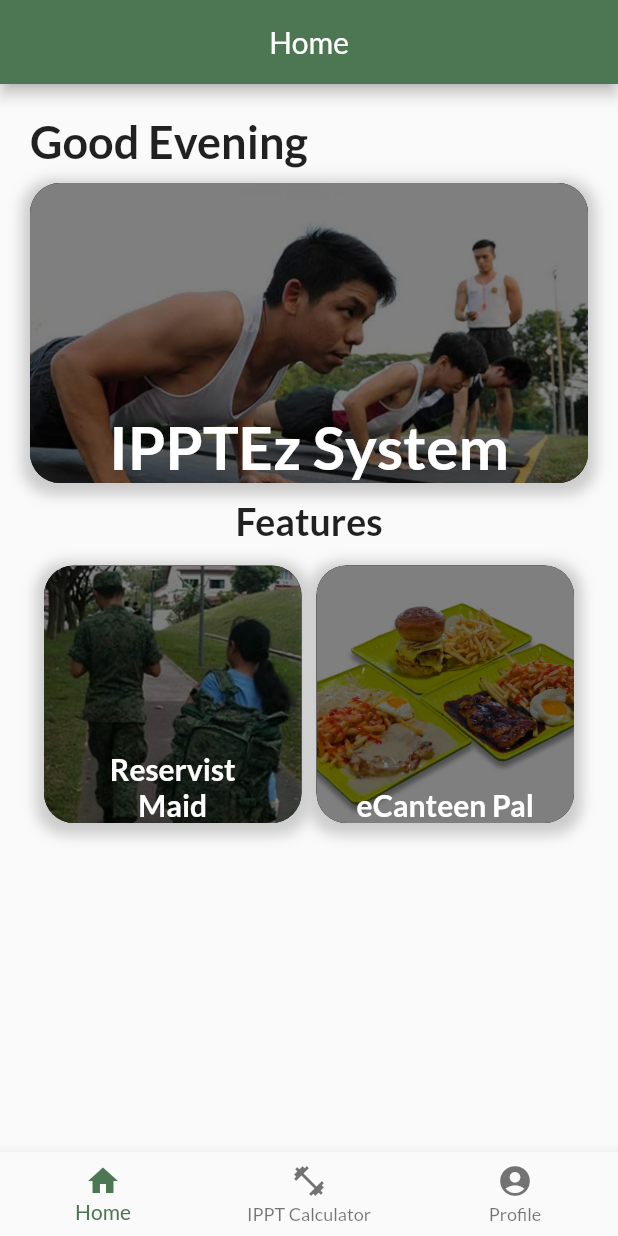
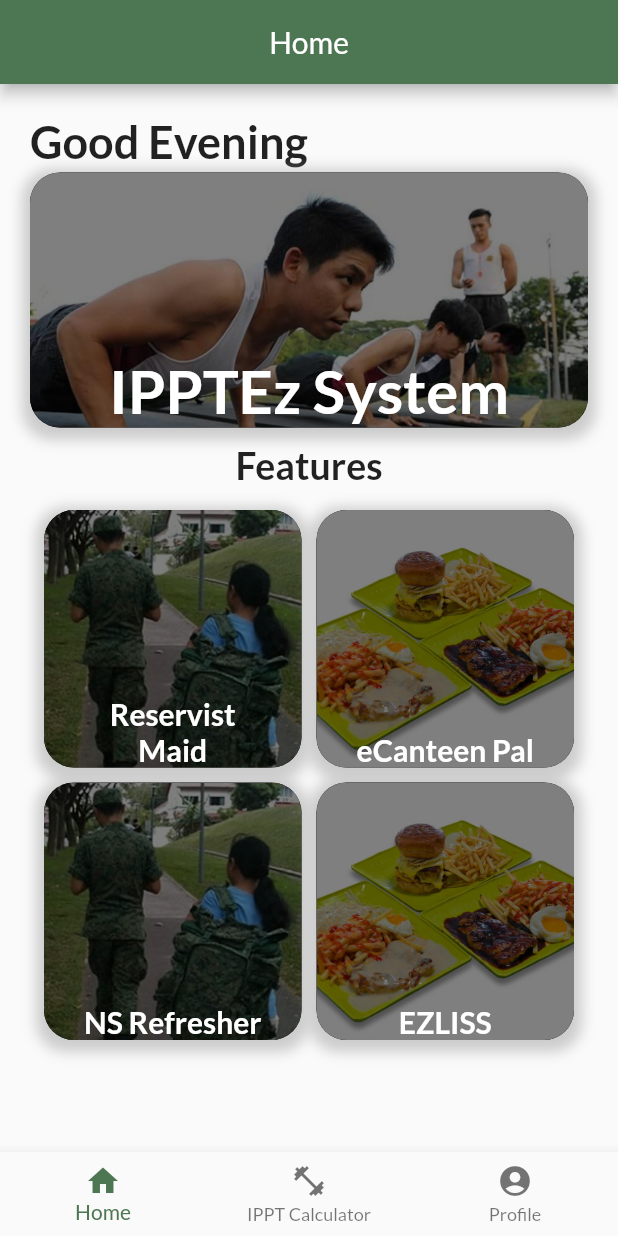
Before and after one commit to firwer/dstahackathon, a Flutter app: the screen it shows once a user with an empty profile is signed in, on a phone screen of 412 x 824 dp. Run offline on Flutter 3.47's test engine with Material 2 defaults, Android fonts, the phone set to English and light mode, and no system bars; our stand-ins replace cloud_firestore, firebase_auth, firebase_core, flutter_svg; accounts and stored records are empty.

Commit message:
Adjust height & added NS Refresher

```diff
--- a/code-exp/lib/pages/userpage.dart
+++ b/code-exp/lib/pages/userpage.dart
@@ -101,7 +101,7 @@ class _HomeTabState extends State<HomeTab> {
                     style:
                         TextStyle(fontWeight: FontWeight.bold, fontSize: 30)),
               ),
-              SizedBox(height: 10),
+              SizedBox(height: 3),
               //IPPTEz System
               InkWell(
                 child: Stack(
@@ -109,7 +109,7 @@ class _HomeTabState extends State<HomeTab> {
                   children: [
                     Container(
                       width: MediaQuery.of(context).size.width,
-                      height: 200.0,
+                      height: 170.0,
                       decoration: BoxDecoration(
                         color: Colors.black,
                         image: DecorationImage(
@@ -242,6 +242,104 @@ class _HomeTabState extends State<HomeTab> {
                   ),
                 ],
               ),
+              SizedBox(
+                height: 10,
+              ),
+              Row(
+                mainAxisAlignment: MainAxisAlignment.center,
+                children: [
+                  //Reservist Maid
+                  InkWell(
+                    child: Stack(
+                      alignment: Alignment.bottomCenter,
+                      children: [
+                        Container(
+                          height: boxDim,
+                          width: boxDim,
+                          decoration: BoxDecoration(
+                            color: Colors.black,
+                            image: DecorationImage(
+                              image: const AssetImage(
+                                  'assets/images/400yahoo_nsman.jpg'),
+                              fit: BoxFit.cover,
+                              colorFilter: ColorFilter.mode(
+                                  Colors.black.withOpacity(0.5),
+                                  BlendMode.darken),
+                            ),
+                            borderRadius: BorderRadius.circular(20),
+                            boxShadow: [
+                              BoxShadow(
+                                color: Colors.grey.withOpacity(0.5),
+                                spreadRadius: 5,
+                                blurRadius: 7,
+                                offset:
+                                    Offset(0, 3), // changes position of shadow
+                              ),
+                            ],
+                          ),
+                        ),
+                        Text(
+                          'NS Refresher',
+                          style: TextStyle(
+                              color: Colors.white,
+                              fontSize: 20,
+                              fontWeight: FontWeight.bold),
+                          textAlign: TextAlign.center,
+                        )
+                      ],
+                    ),
+                    onTap: () {
+                      //TODO: Map this to NS Refresher course
+                      Navigator.of(context).pushNamed('/eChecklist-screen');
+                    },
+                  ),
+                  SizedBox(width: 10),
+                  //eCanteen
+                  InkWell(
+                    child: Stack(
+                      alignment: Alignment.bottomCenter,
+                      children: [
+                        Container(
+                          height: boxDim,
+                          width: boxDim,
+                          decoration: BoxDecoration(
+                            color: Colors.black,
+                            image: DecorationImage(
+                              image: const AssetImage(
+                                  'assets/images/Special-sauces_1.jpg'),
+                              fit: BoxFit.cover,
+                              colorFilter: ColorFilter.mode(
+                                  Colors.black.withOpacity(0.5),
+                                  BlendMode.darken),
+                            ),
+                            borderRadius: BorderRadius.circular(20),
+                            boxShadow: [
+                              BoxShadow(
+                                color: Colors.grey.withOpacity(0.5),
+                                spreadRadius: 5,
+                                blurRadius: 7,
+                                offset:
+                                    Offset(0, 3), // changes position of shadow
+                              ),
+                            ],
+                          ),
+                        ),
+                        Text(
+                          'EZLISS',
+                          style: TextStyle(
+                              color: Colors.white,
+                              fontSize: 20,
+                              fontWeight: FontWeight.bold),
+                        )
+                      ],
+                    ),
+                    onTap: () {
+                      //TODO: Map this to EZ Eliss system
+                      Navigator.of(context).pushNamed('/eCanteen-screen');
+                    },
+                  ),
+                ],
+              ),
             ],
           ),
         ));
```
